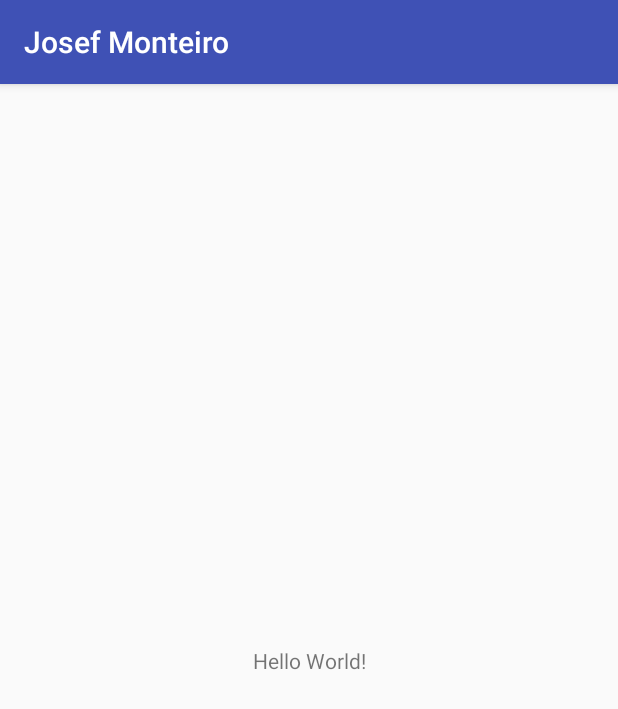
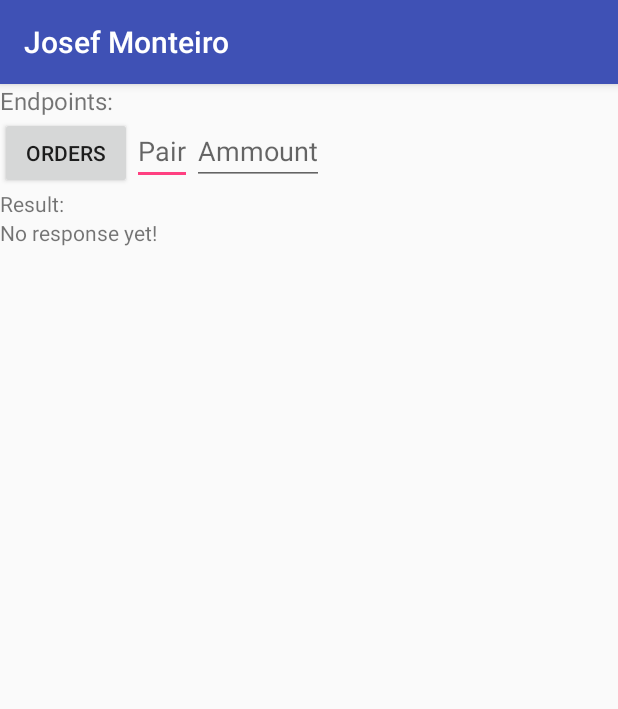
Before and after one commit to FredericoSantinho/josefmonteiro, an Android app: the screen it shows after launch (MainActivity), on a phone screen of 412 x 824 dp. Shown: the top 709 px of the screen. Run offline under Robolectric (Android 15) with nearby library versions, the phone set to English and light mode, and no system bars; our stand-ins replace RxJava; libraries missing offline, so code that uses them is left out: retrofit2.converter.jackson; 4 statements that could not run were skipped.

Commit message:
MainActivity.java now calls ws.

```diff
--- a/app/src/main/AndroidManifest.xml
+++ b/app/src/main/AndroidManifest.xml
@@ -1,6 +1,8 @@
 <?xml version="1.0" encoding="utf-8"?>
 <manifest xmlns:android="http://schemas.android.com/apk/res/android"
     package="monteiro.josef.pt.josefmonteiro">
+
+  <uses-permission android:name="android.permission.INTERNET"/>
 
   <application
       android:allowBackup="true"
--- /dev/null
+++ b/app/src/main/java/josef/monteiro/ws/JosefMonteiroEndpointFactory.java
@@ -0,0 +1,86 @@
+package josef.monteiro.ws;
+
+import com.fasterxml.jackson.annotation.JsonInclude;
+import com.fasterxml.jackson.databind.DeserializationFeature;
+import com.fasterxml.jackson.databind.ObjectMapper;
+import com.fasterxml.jackson.databind.PropertyNamingStrategy;
+import com.fasterxml.jackson.databind.SerializationFeature;
+import java.io.File;
+import java.text.DateFormat;
+import java.text.SimpleDateFormat;
+import java.util.Locale;
+import java.util.concurrent.TimeUnit;
+import okhttp3.Cache;
+import okhttp3.OkHttpClient;
+import retrofit2.CallAdapter;
+import retrofit2.Converter;
+import retrofit2.Retrofit;
+import retrofit2.adapter.rxjava2.RxJava2CallAdapterFactory;
+import retrofit2.converter.jackson.JacksonConverterFactory;
+
+/**
+ * Created by neuro on 03-02-2018.
+ */
+
+public class JosefMonteiroEndpointFactory {
+
+  public final String baseHost;
+
+  public JosefMonteiroEndpointFactory() {
+    this.baseHost = "http://crypto.nogo0d.com/";
+  }
+
+  public OffersEndpoint newOffersEndpoint() {
+    return create(OffersEndpoint.class);
+  }
+
+  private OkHttpClient createDefaultClient() {
+
+    OkHttpClient.Builder okHttpClientBuilder = new OkHttpClient.Builder();
+    okHttpClientBuilder.readTimeout(45, TimeUnit.SECONDS);
+    okHttpClientBuilder.writeTimeout(45, TimeUnit.SECONDS);
+
+    File cacheDirectory = new File("/");
+    int cacheMaxSize = 10 * 1024 * 1024;
+    okHttpClientBuilder.cache(new Cache(cacheDirectory, cacheMaxSize)); // 10 MiB
+
+    return okHttpClientBuilder.build();
+  }
+
+  protected final <T> T create(Class<T> aClass) {
+    return createRetrofit(createOkHttpClient(), createDefaultConverter(),
+        createCallAdapterFactory(), baseHost).create(aClass);
+  }
+
+  private OkHttpClient createOkHttpClient() {
+    return createDefaultClient();
+  }
+
+  private Converter.Factory createDefaultConverter() {
+
+    ObjectMapper objectMapper = new ObjectMapper();
+    objectMapper.configure(DeserializationFeature.FAIL_ON_UNKNOWN_PROPERTIES, false);
+    objectMapper.setSerializationInclusion(JsonInclude.Include.NON_NULL);
+    objectMapper.setPropertyNamingStrategy(PropertyNamingStrategy.SNAKE_CASE);
+    objectMapper.configure(DeserializationFeature.READ_UNKNOWN_ENUM_VALUES_AS_NULL, true);
+    objectMapper.configure(SerializationFeature.FAIL_ON_EMPTY_BEANS, false);
+
+    DateFormat df = new SimpleDateFormat("yyyy-MM-dd HH:mm:ss", Locale.US);
+    objectMapper.setDateFormat(df);
+
+    return JacksonConverterFactory.create(objectMapper);
+  }
+
+  private CallAdapter.Factory createCallAdapterFactory() {
+    return RxJava2CallAdapterFactory.create();
+  }
+
+  private Retrofit createRetrofit(OkHttpClient httpClient, Converter.Factory converterFactory,
+      CallAdapter.Factory factory, String baseHost) {
+    return new Retrofit.Builder().baseUrl(baseHost)
+        .client(httpClient)
+        .addCallAdapterFactory(factory)
+        .addConverterFactory(converterFactory)
+        .build();
+  }
+}
--- a/app/src/main/java/josef/monteiro/ws/response/offers/Quantity.java
+++ b/app/src/main/java/josef/monteiro/ws/response/offers/Quantity.java
@@ -8,6 +8,6 @@ import com.fasterxml.jackson.annotation.JsonPropertyOrder;
     "base", "fee"
 }) public class Quantity {
 
-  @JsonProperty("base") public Integer base;
+  @JsonProperty("base") public Float base;
   @JsonProperty("fee") public Float fee;
 }
--- a/app/src/main/res/layout/activity_main.xml
+++ b/app/src/main/res/layout/activity_main.xml
@@ -1,21 +1,62 @@
 <?xml version="1.0" encoding="utf-8"?>
-<android.support.constraint.ConstraintLayout
+<android.support.v7.widget.LinearLayoutCompat
     xmlns:android="http://schemas.android.com/apk/res/android"
-    xmlns:app="http://schemas.android.com/apk/res-auto"
-    xmlns:tools="http://schemas.android.com/tools"
     android:layout_width="match_parent"
     android:layout_height="match_parent"
-    tools:context="monteiro.josef.pt.josefmonteiro.josef.monteiro.MainActivity"
     >
 
-  <TextView
-      android:layout_width="wrap_content"
-      android:layout_height="wrap_content"
-      android:text="Hello World!"
-      app:layout_constraintBottom_toBottomOf="parent"
-      app:layout_constraintLeft_toLeftOf="parent"
-      app:layout_constraintRight_toRightOf="parent"
-      app:layout_constraintTop_toTopOf="parent"
-      />
+  <LinearLayout
+      android:layout_width="match_parent"
+      android:layout_height="match_parent"
+      android:orientation="vertical"
+      >
+    <TextView
+        android:layout_width="wrap_content"
+        android:layout_height="wrap_content"
+        android:text="Endpoints:"
+        android:textSize="16sp"
+        />
 
-</android.support.constraint.ConstraintLayout>
+    <LinearLayout
+        android:layout_width="match_parent"
+        android:layout_height="wrap_content"
+        android:orientation="horizontal"
+        >
+
+      <Button
+          android:layout_width="wrap_content"
+          android:layout_height="wrap_content"
+          android:onClick="orders"
+          android:text="Orders"
+          />
+
+      <EditText
+          android:layout_width="wrap_content"
+          android:layout_height="wrap_content"
+          android:hint="Pair"
+          />
+
+      <EditText
+          android:layout_width="wrap_content"
+          android:layout_height="wrap_content"
+          android:hint="Ammount"
+          />
+
+    </LinearLayout>
+
+    <TextView
+        android:layout_width="wrap_content"
+        android:layout_height="wrap_content"
+        android:text="Result:"
+        />
+
+    <TextView
+        android:id="@+id/result"
+        android:layout_width="match_parent"
+        android:layout_height="wrap_content"
+        android:text="No response yet!"
+        />
+
+  </LinearLayout>
+
+</android.support.v7.widget.LinearLayoutCompat>
```
Also changed, not shown: app/build.gradle (+5 -2 lines), app/src/main/java/josef/monteiro/MainActivity.java (+77 -0 lines).
